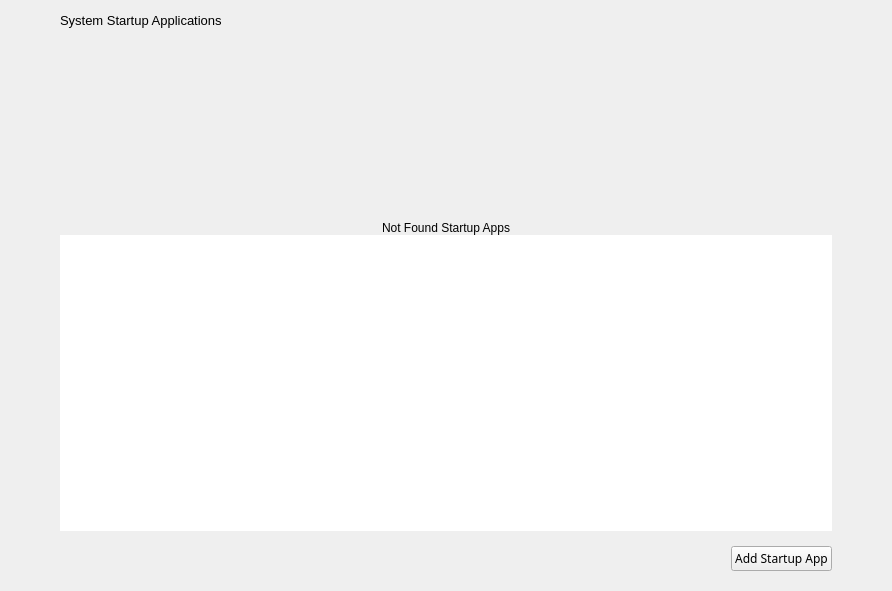
Before: the Qt Designer form stacer/Pages/StartupApps/startup_apps_page.ui in hamonikr/hamonikr-stacer, drawn with Qt 5.
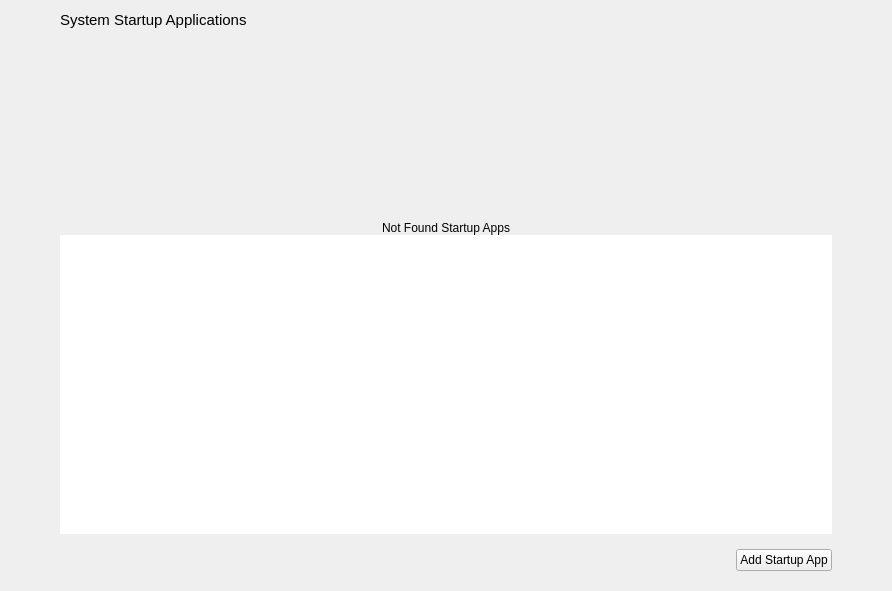
After: the same form once the commit is applied.

Commit message: Release for Ubuntu 22.04

The edit to the form file:
```diff
--- a/stacer/Pages/StartupApps/startup_apps_page.ui
+++ b/stacer/Pages/StartupApps/startup_apps_page.ui
@@ -82,7 +82,7 @@
         </property>
         <property name="font">
          <font>
-          <family>NanumGothic</family>
+          <family>Ubuntu</family>
          </font>
         </property>
         <property name="cursor">
@@ -106,7 +106,8 @@
        <widget class="QLabel" name="lblStartupAppsTitle">
         <property name="font">
          <font>
-          <pointsize>10</pointsize>
+          <family>Ubuntu</family>
+          <pointsize>11</pointsize>
           <italic>false</italic>
          </font>
         </property>
```
The commit also changes 100 other files.
